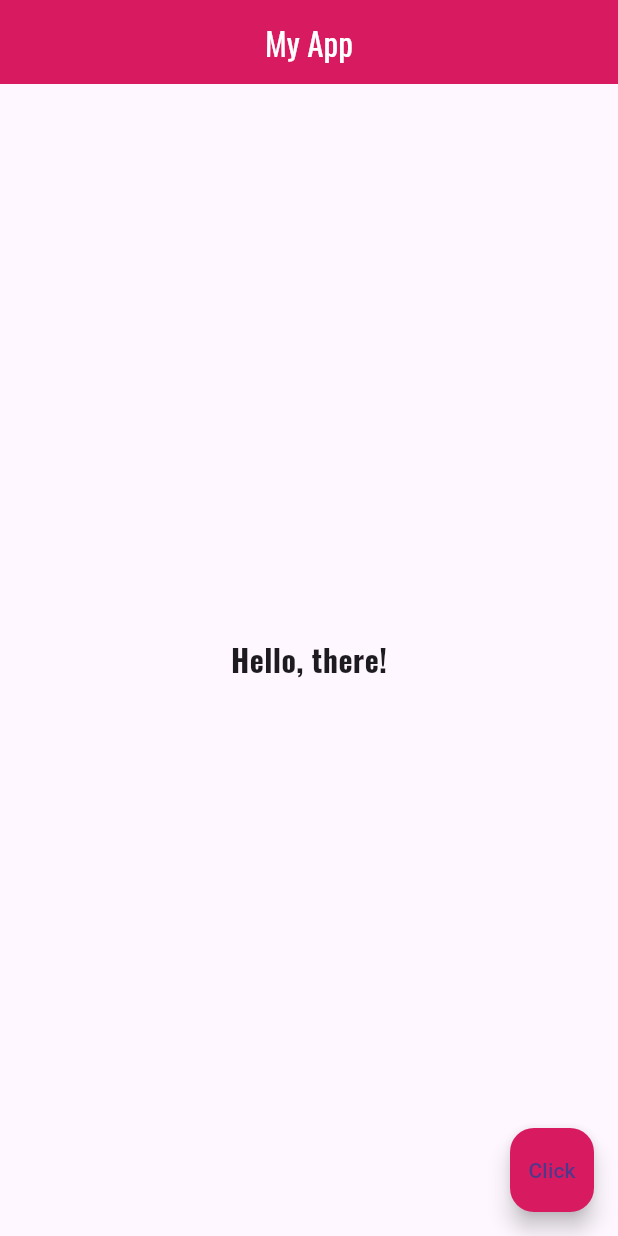
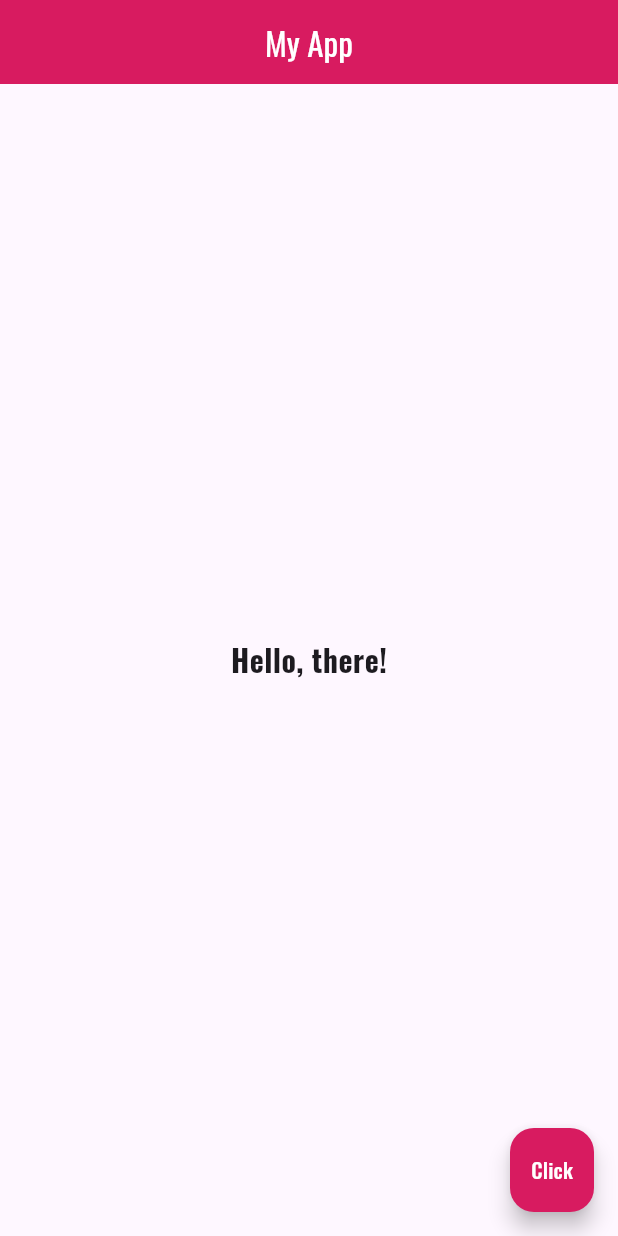
Before and after one commit to chaitraboggaram/Flutter-App, a Flutter app: the screen it shows after launch, on a phone screen of 412 x 824 dp. Run offline on Flutter 3.47's test engine with Material 3 defaults, Android fonts, the phone set to English and light mode, and no system bars.

Commit message:
Adding hot reload to flutter application

```diff
--- a/myapp/lib/main.dart
+++ b/myapp/lib/main.dart
@@ -1,8 +1,15 @@
 import 'package:flutter/material.dart';
 
 void main() => runApp(MaterialApp(
-  home: Scaffold(
-    // Scaffold is like a wrapper to multiple widgets
+  home: Home()
+));
+
+
+class Home extends StatelessWidget {
+  // The build function written here will override the function content that is defined inside the class's Widget
+  @override
+  Widget build(BuildContext context) {
+    return Scaffold(// Scaffold is like a wrapper to multiple widgets
       appBar: AppBar(
         title: Text(
           "My App",
@@ -27,8 +34,15 @@ void main() => runApp(MaterialApp(
       ),
       floatingActionButton: FloatingActionButton(
         onPressed: () {},
-      child: Text("Click"),
+        child: Text(
+          "Click",
+          style: TextStyle(
+            color: Colors.white,
+            fontFamily: 'Oswald',
+          ),
+        ),
         backgroundColor: Colors.pink[600],
       ),
-  ),
-));
+    );
+  }
+}
```
Also changed, not shown: 3 other files. Lines whose indentation alone changed are shown as unchanged.
